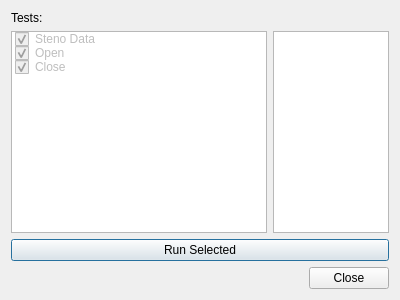
This is plover_cat/test_dialog.ui in greenwyrt/plover2CAT as Qt 5 draws it before an edit. The edited form follows.
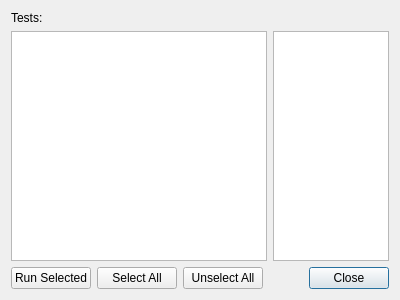
This is the edited form.

```diff
--- a/plover_cat/test_dialog.ui
+++ b/plover_cat/test_dialog.ui
@@ -38,39 +38,6 @@
        <property name="editTriggers">
         <set>QAbstractItemView::NoEditTriggers</set>
        </property>
-       <item>
-        <property name="text">
-         <string>Steno Data</string>
-        </property>
-        <property name="checkState">
-         <enum>Checked</enum>
-        </property>
-        <property name="flags">
-         <set>ItemIsSelectable|ItemIsDragEnabled|ItemIsUserCheckable</set>
-        </property>
-       </item>
-       <item>
-        <property name="text">
-         <string>Open</string>
-        </property>
-        <property name="checkState">
-         <enum>Checked</enum>
-        </property>
-        <property name="flags">
-         <set>ItemIsSelectable|ItemIsDragEnabled|ItemIsUserCheckable</set>
-        </property>
-       </item>
-       <item>
-        <property name="text">
-         <string>Close</string>
-        </property>
-        <property name="checkState">
-         <enum>Checked</enum>
-        </property>
-        <property name="flags">
-         <set>ItemIsSelectable|ItemIsDragEnabled|ItemIsUserCheckable</set>
-        </property>
-       </item>
       </widget>
      </item>
      <item>
@@ -95,12 +62,37 @@
     </layout>
    </item>
    <item>
+    <layout class="QHBoxLayout" name="horizontalLayout_3">
+     <item>
     <widget class="QPushButton" name="runTest">
+       <property name="focusPolicy">
+        <enum>Qt::NoFocus</enum>
+       </property>
      <property name="text">
       <string>Run Selected</string>
      </property>
     </widget>
    </item>
+     <item>
+      <widget class="QPushButton" name="selectAll">
+       <property name="focusPolicy">
+        <enum>Qt::NoFocus</enum>
+       </property>
+       <property name="text">
+        <string>Select All</string>
+       </property>
+      </widget>
+     </item>
+     <item>
+      <widget class="QPushButton" name="unselectAll">
+       <property name="focusPolicy">
+        <enum>Qt::NoFocus</enum>
+       </property>
+       <property name="text">
+        <string>Unselect All</string>
+       </property>
+      </widget>
+     </item>
    <item>
     <widget class="QDialogButtonBox" name="buttonBox">
      <property name="orientation">
@@ -110,6 +102,8 @@
       <set>QDialogButtonBox::Close</set>
      </property>
     </widget>
+     </item>
+    </layout>
    </item>
   </layout>
  </widget>
```
Lines whose indentation alone changed are shown as unchanged.
